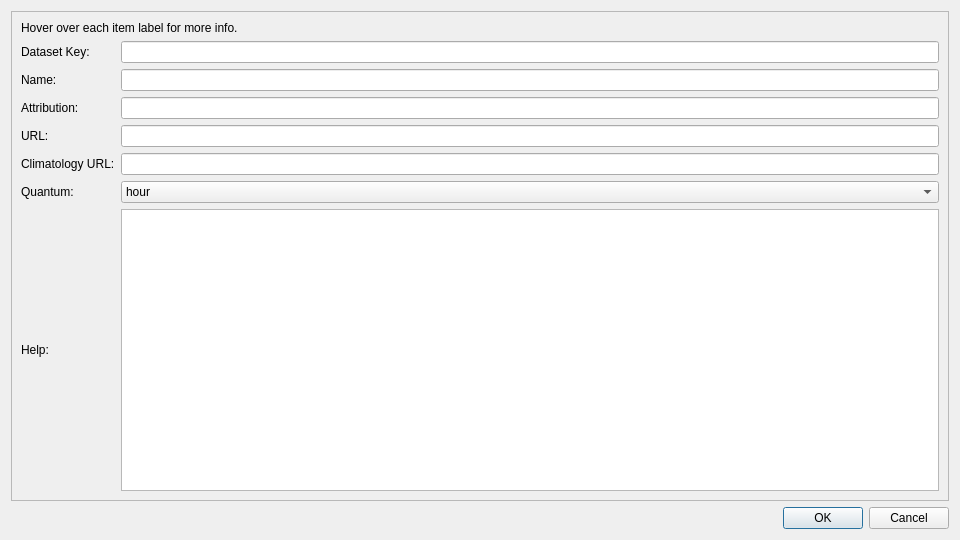
DFO-Ocean-Navigator/Navigator2Go, file Config_Tool/datasetview.ui: the form before one commit.
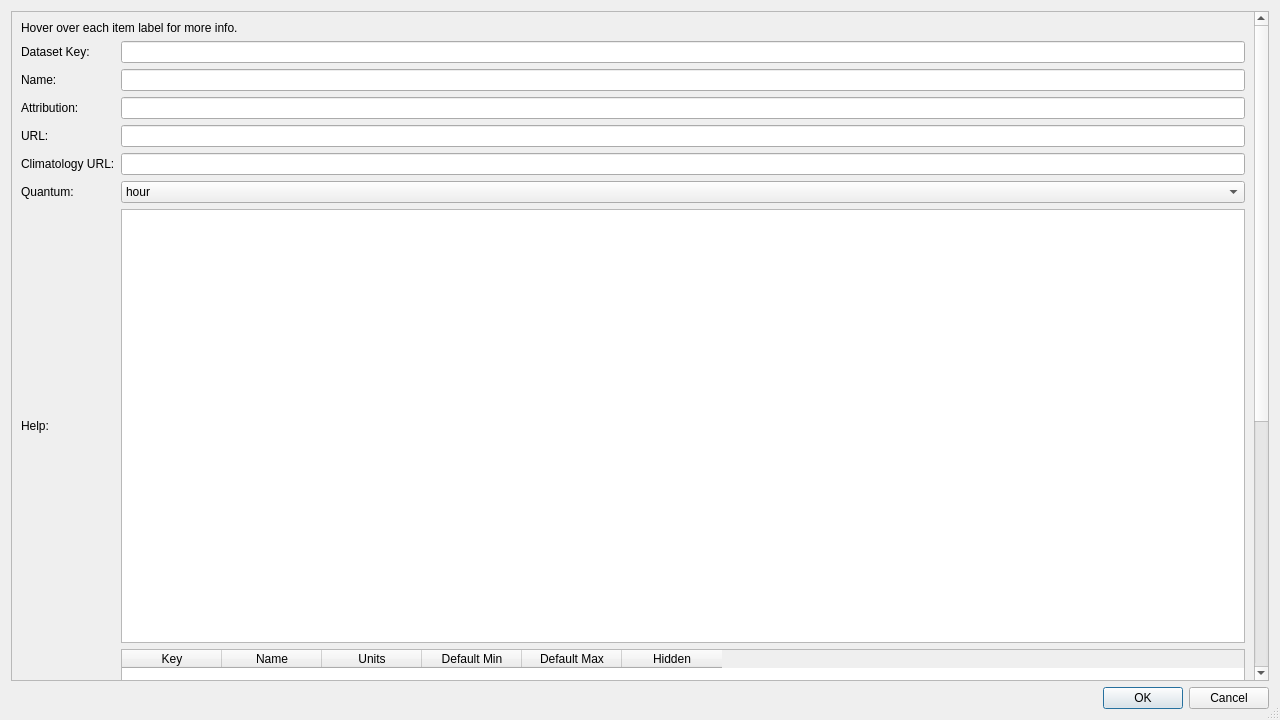
The form after the commit.

Commit message:
Implemented dataset variable representation.
* Almost done parsing data into TableWidget.

```diff
--- a/Config_Tool/datasetview.ui
+++ b/Config_Tool/datasetview.ui
@@ -6,8 +6,8 @@
    <rect>
     <x>0</x>
     <y>0</y>
-    <width>960</width>
-    <height>540</height>
+    <width>1280</width>
+    <height>720</height>
    </rect>
   </property>
   <property name="sizePolicy">
@@ -18,8 +18,8 @@
   </property>
   <property name="minimumSize">
    <size>
-    <width>960</width>
-    <height>480</height>
+    <width>1280</width>
+    <height>720</height>
    </size>
   </property>
   <property name="maximumSize">
@@ -31,6 +31,9 @@
   <property name="windowTitle">
    <string>Dialog</string>
   </property>
+  <property name="sizeGripEnabled">
+   <bool>true</bool>
+  </property>
   <property name="modal">
    <bool>true</bool>
   </property>
@@ -52,14 +55,34 @@
         <property name="geometry">
          <rect>
           <x>0</x>
-          <y>0</y>
-          <width>938</width>
-          <height>487</height>
+          <y>-324</y>
+          <width>1244</width>
+          <height>1080</height>
          </rect>
         </property>
-        <layout class="QGridLayout" name="gridLayout_4">
-         <item row="1" column="0">
+        <property name="minimumSize">
+         <size>
+          <width>0</width>
+          <height>1080</height>
+         </size>
+        </property>
+        <layout class="QVBoxLayout" name="verticalLayout_2">
+         <item>
+          <widget class="QLabel" name="label_7">
+           <property name="text">
+            <string>Hover over each item label for more info.</string>
+           </property>
+          </widget>
+         </item>
+         <item>
           <layout class="QGridLayout" name="gridLayout_3">
+           <item row="6" column="1">
+            <widget class="QPlainTextEdit" name="plainTextEditHelp">
+             <property name="lineWrapMode">
+              <enum>QPlainTextEdit::NoWrap</enum>
+             </property>
+            </widget>
+           </item>
            <item row="0" column="0">
             <widget class="QLabel" name="label_8">
              <property name="toolTip">
@@ -83,7 +106,7 @@
            <item row="6" column="0">
             <widget class="QLabel" name="label_6">
              <property name="toolTip">
-              <string>Detailed information about the dataset goes here. This is presented in the Ocean Navigator.</string>
+              <string>Detailed information about the dataset goes here. This is presented in the Ocean Navigator. HTML formatting is encouraged.</string>
              </property>
              <property name="text">
               <string>Help:</string>
@@ -110,6 +133,9 @@
              </property>
             </widget>
            </item>
+           <item row="0" column="1">
+            <widget class="QLineEdit" name="lineEditKey"/>
+           </item>
            <item row="4" column="0">
             <widget class="QLabel" name="label_4">
              <property name="toolTip">
@@ -120,6 +146,9 @@
              </property>
             </widget>
            </item>
+           <item row="1" column="1">
+            <widget class="QLineEdit" name="lineEditName"/>
+           </item>
            <item row="5" column="0">
             <widget class="QLabel" name="label_5">
              <property name="toolTip">
@@ -130,20 +159,17 @@
              </property>
             </widget>
            </item>
-           <item row="0" column="1">
-            <widget class="QLineEdit" name="lineEditKey"/>
-           </item>
-           <item row="1" column="1">
-            <widget class="QLineEdit" name="lineEditName"/>
-           </item>
            <item row="2" column="1">
             <widget class="QLineEdit" name="lineEditAttribution"/>
            </item>
-           <item row="6" column="1">
-            <widget class="QTextEdit" name="textEditHelp"/>
+           <item row="4" column="1">
+            <widget class="QLineEdit" name="lineEditClima"/>
            </item>
            <item row="5" column="1">
             <widget class="QComboBox" name="comboBoxQuantum">
+             <property name="focusPolicy">
+              <enum>Qt::StrongFocus</enum>
+             </property>
              <property name="maxVisibleItems">
               <number>5</number>
              </property>
@@ -164,21 +190,67 @@
              </item>
             </widget>
            </item>
-           <item row="4" column="1">
-            <widget class="QLineEdit" name="lineEditClima"/>
-           </item>
            <item row="3" column="1">
             <widget class="QLineEdit" name="lineEditURL"/>
            </item>
+           <item row="7" column="0">
+            <widget class="QLabel" name="label_9">
+             <property name="toolTip">
+              <string>&lt;html&gt;&lt;head/&gt;&lt;body&gt;&lt;p&gt;Variables found inside the dataset. &lt;/p&gt;&lt;p&gt;Key: the internal variable name (votemper, or salinity). &lt;/p&gt;&lt;p&gt;Name: the readable form of the Key (Temperature, Salinity). &lt;/p&gt;&lt;p&gt;Default Scale: Default min/max values for the variable. These are used when applying a colourmap.&lt;/p&gt;&lt;p&gt;Hidden: should the variable be hidden to the Ocean Navigator?&lt;/p&gt;&lt;/body&gt;&lt;/html&gt;</string>
+             </property>
+             <property name="text">
+              <string>Variables:</string>
+             </property>
+            </widget>
+           </item>
+           <item row="7" column="1">
+            <widget class="QTableWidget" name="tableWidgetVariables">
+             <property name="editTriggers">
+              <set>QAbstractItemView::DoubleClicked</set>
+             </property>
+             <property name="alternatingRowColors">
+              <bool>true</bool>
+             </property>
+             <property name="sortingEnabled">
+              <bool>true</bool>
+             </property>
+             <attribute name="horizontalHeaderCascadingSectionResizes">
+              <bool>false</bool>
+             </attribute>
+             <column>
+              <property name="text">
+               <string>Key</string>
+              </property>
+             </column>
+             <column>
+              <property name="text">
+               <string>Name</string>
+              </property>
+             </column>
+             <column>
+              <property name="text">
+               <string>Units</string>
+              </property>
+             </column>
+             <column>
+              <property name="text">
+               <string>Default Min</string>
+              </property>
+             </column>
+             <column>
+              <property name="text">
+               <string>Default Max</string>
+              </property>
+             </column>
+             <column>
+              <property name="text">
+               <string>Hidden</string>
+              </property>
+             </column>
+            </widget>
+           </item>
           </layout>
          </item>
-         <item row="0" column="0">
-          <widget class="QLabel" name="label_7">
-           <property name="text">
-            <string>Hover over each item label for more info.</string>
-           </property>
-          </widget>
-         </item>
         </layout>
        </widget>
       </widget>
```
The commit also changes 4 other files.
